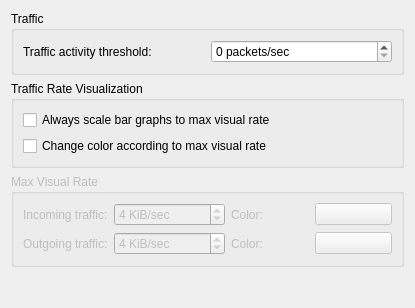
Old version of the form src/kcm/themecfg.ui in the repository KDE/knemo.
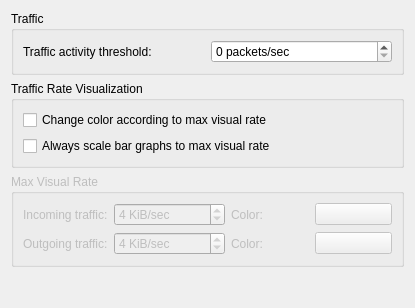
New version of the form. Custom widgets are drawn as their Qt base class.

Commit message: Reorder some config widgets

Diff of the .ui file:
```diff
--- a/src/kcm/themecfg.ui
+++ b/src/kcm/themecfg.ui
@@ -50,16 +50,6 @@
       <string>Traffic Rate Visualization</string>
      </property>
      <layout class="QVBoxLayout" name="verticalLayout_3">
-      <item>
-       <widget class="QCheckBox" name="checkBarScale">
-        <property name="whatsThis">
-         <string>If this is checked, the Netload bar graphs will use a constant scale based on the maximum rates below.  If unchecked, the bar graphs will change scale according to recent traffic rates.</string>
-        </property>
-        <property name="text">
-         <string>Always scale bar graphs to max visual rate</string>
-        </property>
-       </widget>
-      </item>
       <item>
        <widget class="QCheckBox" name="checkDynColor">
         <property name="whatsThis">
@@ -70,6 +60,16 @@
         </property>
        </widget>
       </item>
+      <item>
+       <widget class="QCheckBox" name="checkBarScale">
+        <property name="whatsThis">
+         <string>If this is checked, the Netload bar graphs will use a constant scale based on the maximum rates below.  If unchecked, the bar graphs will change scale according to recent traffic rates.</string>
+        </property>
+        <property name="text">
+         <string>Always scale bar graphs to max visual rate</string>
+        </property>
+       </widget>
+      </item>
      </layout>
     </widget>
    </item>
```
The commit also changes 1 other file.
